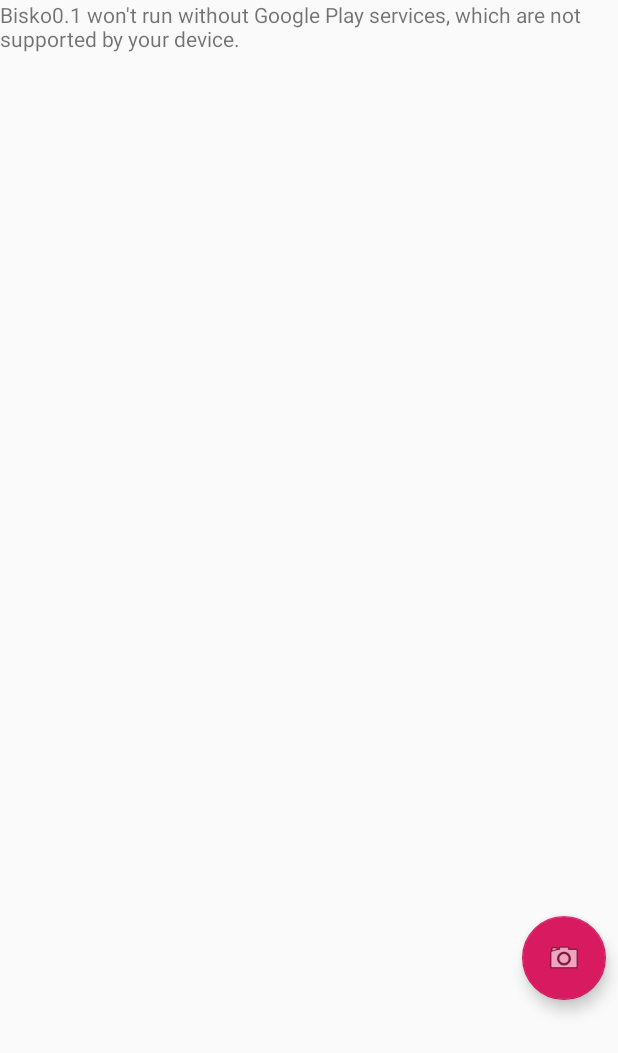
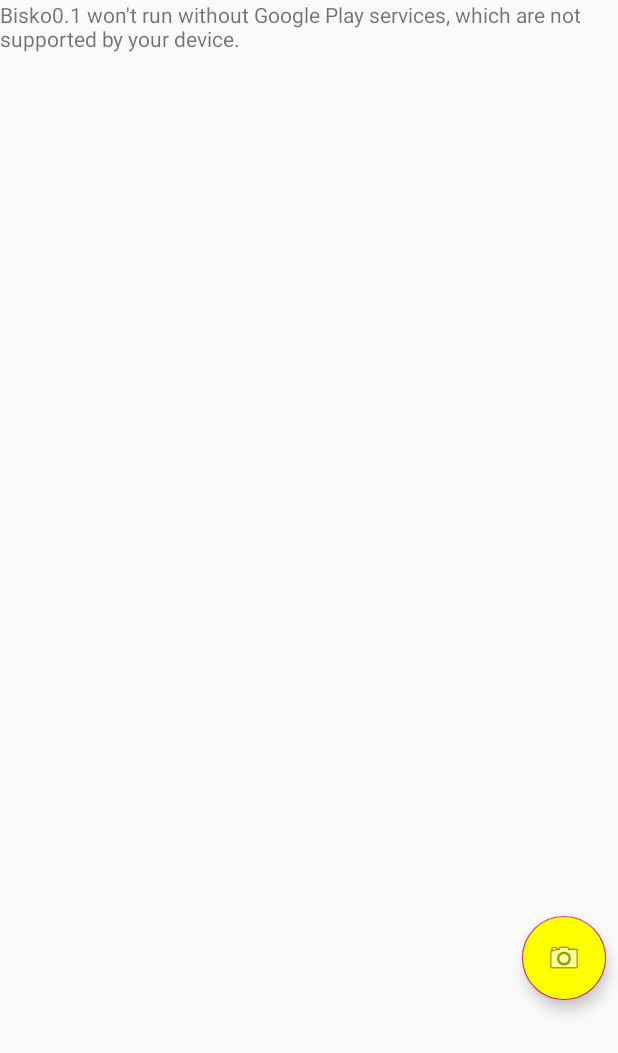
Before and after one commit to poppinjay13/Bisco, an Android app: the screen it shows after launch once a user with an empty profile is signed in (MapsActivity), on a phone screen of 412 x 824 dp. Shown: the top 1053 px of the screen. Run offline under Robolectric (Android 15) with nearby library versions, the phone set to English and light mode, and no system bars; our stand-ins replace Firebase (no records; nobody signed in at launch, a user with empty details on screens opened directly); libraries missing offline, so code that uses them is left out: com.github.clans.fab.

Commit message:
color buttons

```diff
--- a/app/src/main/res/layout/activity_maps.xml
+++ b/app/src/main/res/layout/activity_maps.xml
@@ -27,6 +27,7 @@ android:elevation="0dp">
         android:layout_gravity="bottom|end"
         android:src="@android:drawable/ic_menu_camera"
         app:elevation="6dp"
+        android:backgroundTint="#ffff00"
         app:layout_constraintBottom_toBottomOf="parent"
         app:layout_constraintEnd_toEndOf="@+id/map"
         app:layout_constraintHorizontal_bias="0.977"
@@ -44,6 +45,7 @@ android:elevation="0dp">
         android:layout_marginEnd="8dp"
         android:layout_marginBottom="8dp"
         app:layout_anchorGravity="top"
+        android:backgroundTint="#ffff00"
         android:src="@android:drawable/ic_input_add"
         app:layout_constraintBottom_toBottomOf="@+id/map"
         app:layout_constraintEnd_toEndOf="parent"
```
